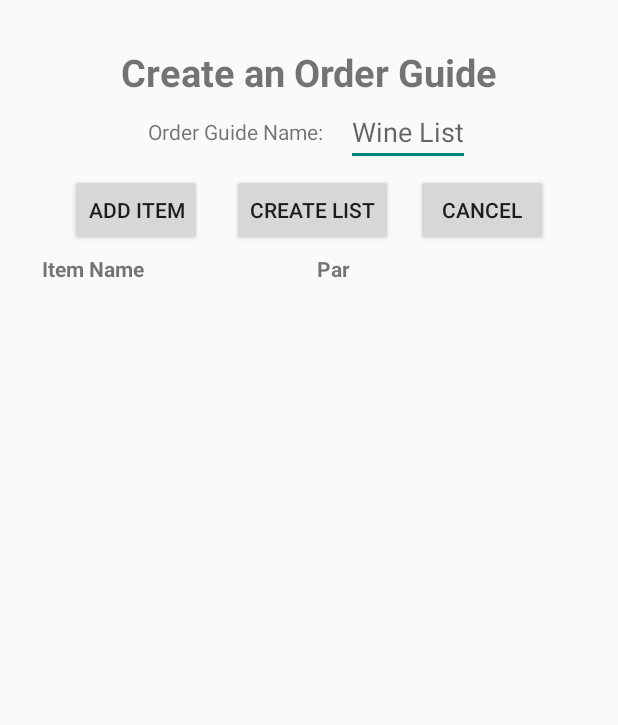
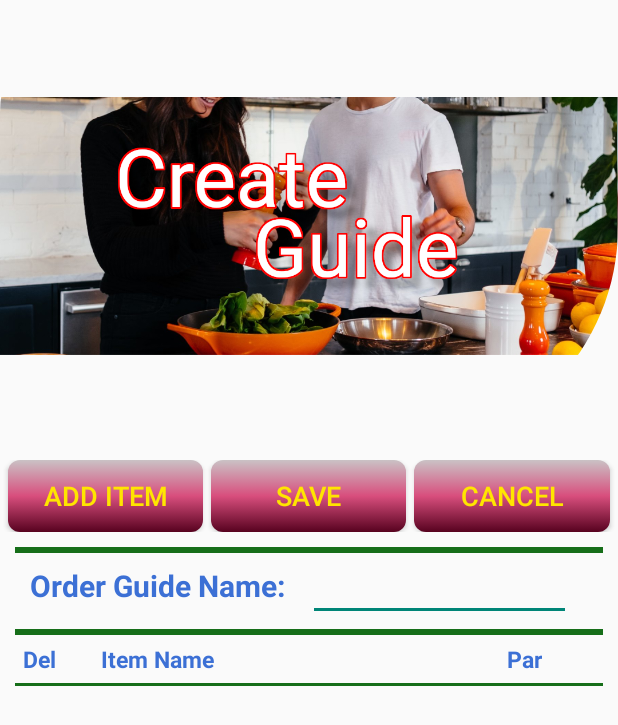
Before and after one commit to ryanMHub/OrderUp---Android, an Android app: the AddOrderGuideActivity screen opened directly, with no data from a screen before it, on a phone screen of 412 x 824 dp. Shown: the top 725 px of the screen. Run offline under Robolectric (Android 15) with nearby library versions, the light colour scheme and no system bars.

Commit message:
Updated the create order guide activity

```diff
--- a/app/src/main/java/com/practice/practiceorderup01/AddOrderGuideActivity.java
+++ b/app/src/main/java/com/practice/practiceorderup01/AddOrderGuideActivity.java
@@ -34,10 +34,10 @@ public class AddOrderGuideActivity extends AppCompatActivity {
         setContentView(R.layout.activity_add_order_guide);
 
         //initialize tags in activity_add_order_guide
-        edtTableName = findViewById(R.id.edtTableName);
-        newListRec = findViewById(R.id.newListRec);
-        btnAddItem = findViewById(R.id.btnAddItem);
-        btnCreateList = findViewById(R.id.btnCreateList);
+        edtTableName = findViewById(R.id.edtOrderGuideNameCreate);
+        newListRec = findViewById(R.id.createListRec);
+        btnAddItem = findViewById(R.id.btnAddItemCreate);
+        btnCreateList = findViewById(R.id.btnSaveOrderGuideCreate);
         btnCancelCreate = findViewById(R.id.btnCancelCreate);
 
         //initialize the database helper
@@ -48,8 +48,8 @@ public class AddOrderGuideActivity extends AppCompatActivity {
         ArrayList<Item> newItemList = new ArrayList<>();
 
         //create the adapter for the recycler and set the newItemList arraylist as the arraylist connected to the recycler
-        CreateOrderGuideRecAdapter adapter = new CreateOrderGuideRecAdapter();
-        adapter.setItemsList(newItemList);
+        EditOrderGuideRecAdapter adapter = new EditOrderGuideRecAdapter();
+        adapter.setItemList(newItemList);
 
         //connect the adapter to the recycler and set the layout manager to the recycler
         newListRec.setAdapter(adapter);
--- a/app/src/main/res/layout/activity_add_order_guide.xml
+++ b/app/src/main/res/layout/activity_add_order_guide.xml
@@ -1,122 +1,170 @@
-<?xml version="1.0" encoding="utf-8"?>
 <androidx.constraintlayout.widget.ConstraintLayout
     xmlns:android="http://schemas.android.com/apk/res/android"
     xmlns:tools="http://schemas.android.com/tools"
     xmlns:app="http://schemas.android.com/apk/res-auto"
     android:layout_width="match_parent"
     android:layout_height="match_parent"
-        android:padding="8dp"
     tools:context=".AddOrderGuideActivity">
 
-    <!-- layout container for the Main label and Order Guide name edittext tag-->
-    <LinearLayout android:layout_width="match_parent"
-                  android:layout_height="0dp"
-                  android:id="@+id/layoutLabels"
-                  android:orientation="vertical"
-                  android:layout_marginTop="5dp"
-                  android:gravity="top"
-                  app:layout_constraintHeight_percent="0.25"
-                  app:layout_constraintBottom_toTopOf="@id/layoutRec"
+    <!-- Header image -->
+    <com.google.android.material.imageview.ShapeableImageView
+            android:layout_width="match_parent"
+            android:layout_height="wrap_content"
+            android:id="@+id/createHeaderImage"
+            android:src="@drawable/createheader01"
+            app:layout_constraintTop_toTopOf="parent"
+            app:layout_constraintEnd_toEndOf="parent"
             app:layout_constraintStart_toStartOf="parent"
-                  app:layout_constraintTop_toTopOf="parent">
-
-        <TextView android:layout_width="match_parent"
-                  android:layout_height="wrap_content"
-                  android:text="@string/addOrderGuideLabel"
-                  android:textSize="25dp"
-                  android:layout_marginTop="5dp"
-                  android:textStyle="bold"
-                  android:gravity="center"/>
-
-        <LinearLayout android:layout_width="match_parent"
-                      android:layout_height="wrap_content"
-                      android:orientation="horizontal"
-                      android:id="@+id/layoutGuideName"
-                      android:gravity="center">
-            <TextView android:layout_width="wrap_content"
-                      android:layout_height="wrap_content"
-                      android:layout_gravity="center"
-                      android:text="@string/orderGuideName"/>
-            <EditText android:layout_width="wrap_content"
-                      android:layout_height="wrap_content"
-                      android:layout_marginStart="15dp"
-                      android:hint="Wine List"
-                      android:layout_gravity="center"
-                      android:id="@+id/edtTableName"/>
-
-        </LinearLayout>
+            app:shapeAppearanceOverlay="@style/SpecificCornerRounded"/>
 
 <!--Layout for the buttons-->
 <LinearLayout android:layout_width="match_parent"
               android:layout_height="wrap_content"
               android:orientation="horizontal"
-                      android:id="@+id/layoutButtons"
-                      android:gravity="center"
               android:layout_marginTop="5dp"
-                      app:layout_constraintTop_toBottomOf="@id/layoutGuideName"
-                      app:layout_constraintBottom_toTopOf="@id/layoutColLabels"
-                      app:layout_constraintEnd_toEndOf="parent">
-            <Button android:layout_width="wrap_content"
+              android:id="@+id/layoutButtonsAdd"
+              app:layout_constraintTop_toBottomOf="@id/createHeaderImage">
+    <Button android:layout_width="0dp"
             android:layout_height="wrap_content"
-                    android:layout_marginRight="10dp"
+            android:layout_weight="1"
             android:text="@string/addNewItem"
-                    android:id="@+id/btnAddItem"
+            android:layout_marginStart="5dp"
+            android:layout_marginEnd="2.5dp"
+            android:textSize="18dp"
+            android:textColor="@color/yellow"
+            style="@style/RedGrayButton"
+            android:id="@+id/btnAddItemCreate"
             android:layout_gravity="center"/>
-            <Button android:layout_width="wrap_content"
+    <Button android:layout_width="0dp"
             android:layout_height="wrap_content"
-                    android:layout_marginLeft="10dp"
-                    android:text="@string/createOrderGuide"
-                    android:id="@+id/btnCreateList"
+            android:layout_weight="1"
+            android:text="@string/saveOrderGuide"
+            android:layout_marginStart="2.5dp"
+            android:layout_marginEnd="2.5dp"
+            android:id="@+id/btnSaveOrderGuideCreate"
+            android:textSize="18dp"
+            android:textColor="@color/yellow"
+            style="@style/RedGrayButton"
             android:layout_gravity="center"/>
-            <Button android:layout_width="wrap_content"
+    <Button android:layout_width="0dp"
+            android:layout_height="wrap_content"
+            android:layout_weight="1"
+            android:text="@string/cancelBtn"
+            android:layout_marginStart="2.5dp"
+            android:layout_marginEnd="5dp"
+            android:id="@+id/btnCancelCreate"
+            android:textSize="18dp"
+            android:textColor="@color/yellow"
+            style="@style/RedGrayButton"
+            android:layout_gravity="center"/>
+</LinearLayout>
+
+<!--divider line for display -->
+<View android:layout_width="match_parent"
+      android:layout_height="4dp"
+      android:id="@+id/dividerLine03"
+      android:background="@color/forest"
+      app:layout_constraintTop_toBottomOf="@id/layoutButtonsAdd"
+      android:layout_marginStart="10dp"
+      android:layout_marginEnd="10dp"
+      android:layout_marginTop="10dp"
+      android:layout_marginBottom="0dp"/>
+
+<!--order guide edit section-->
+<LinearLayout android:layout_width="match_parent"
+              android:layout_height="wrap_content"
+              android:id="@+id/layoutGuideNameCreate"
+              app:layout_constraintTop_toBottomOf="@id/dividerLine03"
+              android:orientation="horizontal">
+    <TextView android:layout_width="wrap_content"
+              android:layout_height="wrap_content"
+              android:layout_marginStart="20dp"
+              android:textSize="20dp"
+              android:textColor="@color/lightBlueAccentDark"
+              android:textStyle="bold"
+              android:text="@string/orderGuideName"/>
+    <EditText android:layout_width="wrap_content"
               android:layout_height="wrap_content"
               android:layout_marginLeft="15dp"
-                    android:text="@string/cancelBtn"
-                    android:id="@+id/btnCancelCreate"/>
+              android:minWidth="175dp"
+              android:gravity="center"
+              android:id="@+id/edtOrderGuideNameCreate"/>
 
 </LinearLayout>
+
+
+<!--divider line for display -->
+<View android:layout_width="match_parent"
+      android:layout_height="4dp"
+      android:id="@+id/dividerLine04"
+      android:background="@color/forest"
+      app:layout_constraintTop_toBottomOf="@id/layoutGuideNameCreate"
+      android:layout_marginStart="10dp"
+      android:layout_marginEnd="10dp"
+      android:layout_marginTop="5dp"
+      android:layout_marginBottom="5dp"/>
 
 <!--Layout for column labels-->
 <LinearLayout android:layout_width="match_parent"
               android:layout_height="wrap_content"
               android:orientation="horizontal"
               android:layout_marginTop="5dp"
-                      app:layout_constraintTop_toBottomOf="@id/layoutButtons"
-                      app:layout_constraintBottom_toTopOf="@id/layoutRec"
-                      android:id="@+id/layoutColLabels"
+              app:layout_constraintTop_toBottomOf="@id/dividerLine04"
+              app:layout_constraintBottom_toTopOf="@id/dividerLine05"
+              android:id="@+id/layoutColLabelsCreate"
               android:gravity="left">
     <TextView android:layout_width="wrap_content"
               android:layout_height="wrap_content"
+              android:layout_marginStart="15dp"
+              android:layout_marginEnd="30dp"
               android:textStyle="bold"
-                      android:layout_marginLeft="20dp"
-                      android:layout_marginRight="15dp"
+              android:textColor="@color/lightBlueAccentDark"
+              android:textSize="15dp"
+
+              android:text="@string/deleteItemLabel"/>
+    <TextView android:layout_width="wrap_content"
+              android:layout_height="wrap_content"
+              android:textStyle="bold"
+              android:textColor="@color/lightBlueAccentDark"
+              android:textSize="15dp"
+
               android:text="@string/itemNameLabel"/>
     <TextView android:layout_width="wrap_content"
               android:layout_height="wrap_content"
               android:textStyle="bold"
-                      android:layout_marginLeft="100dp"
+              android:textColor="@color/lightBlueAccentDark"
+              android:textSize="15dp"
+              android:layout_marginStart="195dp"
               android:text="@string/itemParLabel"/>
 
 </LinearLayout>
 
-    </LinearLayout>
+<!--divider line for display -->
+<View android:layout_width="match_parent"
+      android:layout_height="2dp"
+      android:id="@+id/dividerLine05"
+      android:background="@color/forest"
+      app:layout_constraintTop_toBottomOf="@id/layoutColLabelsCreate"
+      android:layout_marginStart="10dp"
+      android:layout_marginEnd="10dp"
+      android:layout_marginTop="5dp"
+      android:layout_marginBottom="5dp"/>
 
 <!--layout for the recycler view displaying items -->
 <androidx.core.widget.NestedScrollView android:layout_width="match_parent"
                                        android:layout_height="0dp"
                                        android:gravity="center"
                                        android:layout_marginTop="0dp"
-                                           app:layout_constraintHeight_percent=".7"
-                                           android:id="@+id/layoutRec"
+                                       app:layout_constraintHeight_percent=".55"
+                                       android:id="@+id/layoutRecCreate"
                                        android:layout_centerHorizontal="true"
-                                           app:layout_constraintTop_toBottomOf="@id/layoutLabels"
+                                       app:layout_constraintTop_toBottomOf="@id/dividerLine05"
                                        app:layout_constraintBottom_toBottomOf="parent"
                                        app:layout_constraintVertical_chainStyle="packed">
     <androidx.recyclerview.widget.RecyclerView android:layout_width="match_parent"
                                                android:layout_height="match_parent"
                                                app:layout_constrainedHeight="true"
-                                                   android:id="@+id/newListRec"/>
+                                               android:id="@+id/createListRec"/>
 </androidx.core.widget.NestedScrollView>
 
-
 </androidx.constraintlayout.widget.ConstraintLayout>
--- a/app/src/main/res/layout/activity_main.xml
+++ b/app/src/main/res/layout/activity_main.xml
@@ -13,6 +13,7 @@
     <com.google.android.material.imageview.ShapeableImageView
             android:layout_width="match_parent"
             android:layout_height="wrap_content"
+            app:layout_constraintHorizontal_weight="1"
             android:id="@+id/headerImage"
             android:src="@drawable/header01"
             app:layout_constraintTop_toTopOf="parent" app:layout_constraintEnd_toEndOf="parent"
--- a/app/src/main/res/layout/order_list_main.xml
+++ b/app/src/main/res/layout/order_list_main.xml
@@ -4,7 +4,7 @@
         xmlns:tools="http://schemas.android.com/tools"
         xmlns:app="http://schemas.android.com/apk/res-auto"
         android:layout_width="match_parent"
-        android:layout_height="match_parent"
+        android:layout_height="wrap_content"
         tools:context=".OrderListActivity"
         >
 
```
Also changed, not shown: app/src/main/AndroidManifest.xml (+14 -5 lines). Lines whose indentation alone changed are shown as unchanged.
